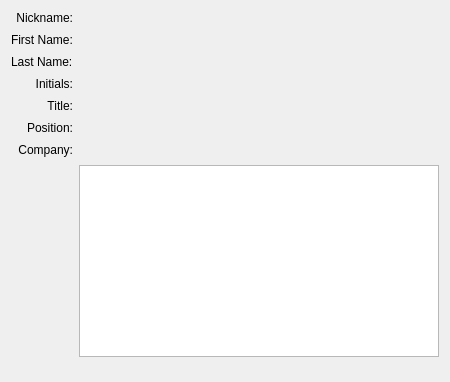
This is libs/widgets/koDocumentInfoAuthorWidget.ui in KDE/krita as Qt 5 draws it before an edit. The edited form follows.
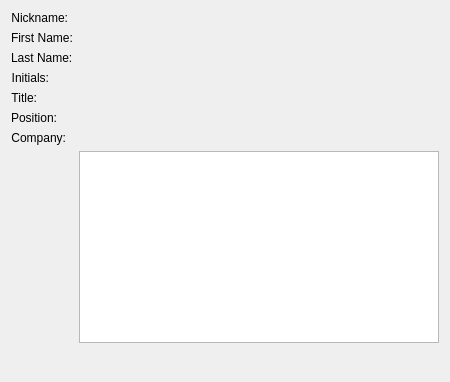
This is the edited form.

Commit message:
Use formlayout for the document author info page
BUG:406643

Patch:
```diff
--- a/libs/widgets/koDocumentInfoAuthorWidget.ui
+++ b/libs/widgets/koDocumentInfoAuthorWidget.ui
@@ -10,17 +10,52 @@
     <height>382</height>
    </rect>
   </property>
-  <layout class="QGridLayout" name="gridLayout">
-   <property name="verticalSpacing">
-    <number>8</number>
-   </property>
-   <item row="0" column="2">
+  <layout class="QFormLayout" name="formLayout">
+   <item row="0" column="0">
+    <widget class="QLabel" name="fullNameLabel">
+     <property name="text">
+      <string>Nickname:</string>
+     </property>
+     <property name="alignment">
+      <set>Qt::AlignRight|Qt::AlignTrailing|Qt::AlignVCenter</set>
+     </property>
+    </widget>
+   </item>
+   <item row="0" column="1">
     <widget class="QLabel" name="nickName">
      <property name="text">
       <string/>
      </property>
     </widget>
    </item>
+   <item row="1" column="0">
+    <widget class="QLabel" name="lblfirstname">
+     <property name="text">
+      <string>First Name:</string>
+     </property>
+    </widget>
+   </item>
+   <item row="1" column="1">
+    <widget class="QLabel" name="firstName">
+     <property name="text">
+      <string/>
+     </property>
+    </widget>
+   </item>
+   <item row="2" column="0">
+    <widget class="QLabel" name="lblLastName">
+     <property name="text">
+      <string>Last Name:</string>
+     </property>
+    </widget>
+   </item>
+   <item row="2" column="1">
+    <widget class="QLabel" name="lastName">
+     <property name="text">
+      <string/>
+     </property>
+    </widget>
+   </item>
    <item row="3" column="0">
     <widget class="QLabel" name="lblInitialsDesc">
      <property name="text">
@@ -31,7 +66,7 @@
      </property>
     </widget>
    </item>
-   <item row="3" column="2">
+   <item row="3" column="1">
     <widget class="QLabel" name="initials">
      <property name="sizePolicy">
       <sizepolicy hsizetype="Expanding" vsizetype="Preferred">
@@ -54,7 +89,7 @@
      </property>
     </widget>
    </item>
-   <item row="4" column="2">
+   <item row="4" column="1">
     <widget class="QLabel" name="title">
      <property name="text">
       <string/>
@@ -71,7 +106,7 @@
      </property>
     </widget>
    </item>
-   <item row="5" column="2">
+   <item row="5" column="1">
     <widget class="QLabel" name="position">
      <property name="text">
       <string/>
@@ -88,7 +123,17 @@
      </property>
     </widget>
    </item>
-   <item row="8" column="2">
+   <item row="6" column="1">
+    <widget class="QLabel" name="company">
+     <property name="text">
+      <string/>
+     </property>
+    </widget>
+   </item>
+   <item row="7" column="1">
+    <widget class="QListWidget" name="leContact"/>
+   </item>
+   <item row="8" column="1">
     <spacer>
      <property name="orientation">
       <enum>Qt::Vertical</enum>
@@ -101,54 +146,6 @@
      </property>
     </spacer>
    </item>
-   <item row="6" column="2">
-    <widget class="QLabel" name="company">
-     <property name="text">
-      <string/>
-     </property>
-    </widget>
-   </item>
-   <item row="0" column="0">
-    <widget class="QLabel" name="fullNameLabel">
-     <property name="text">
-      <string>Nickname:</string>
-     </property>
-     <property name="alignment">
-      <set>Qt::AlignRight|Qt::AlignTrailing|Qt::AlignVCenter</set>
-     </property>
-    </widget>
-   </item>
-   <item row="7" column="2">
-    <widget class="QListWidget" name="leContact"/>
-   </item>
-   <item row="2" column="0">
-    <widget class="QLabel" name="lblLastName">
-     <property name="text">
-      <string>Last Name:</string>
-     </property>
-    </widget>
-   </item>
-   <item row="1" column="0">
-    <widget class="QLabel" name="lblfirstname">
-     <property name="text">
-      <string>First Name:</string>
-     </property>
-    </widget>
-   </item>
-   <item row="1" column="2">
-    <widget class="QLabel" name="firstName">
-     <property name="text">
-      <string/>
-     </property>
-    </widget>
-   </item>
-   <item row="2" column="2">
-    <widget class="QLabel" name="lastName">
-     <property name="text">
-      <string/>
-     </property>
-    </widget>
-   </item>
   </layout>
  </widget>
  <resources/>
```
